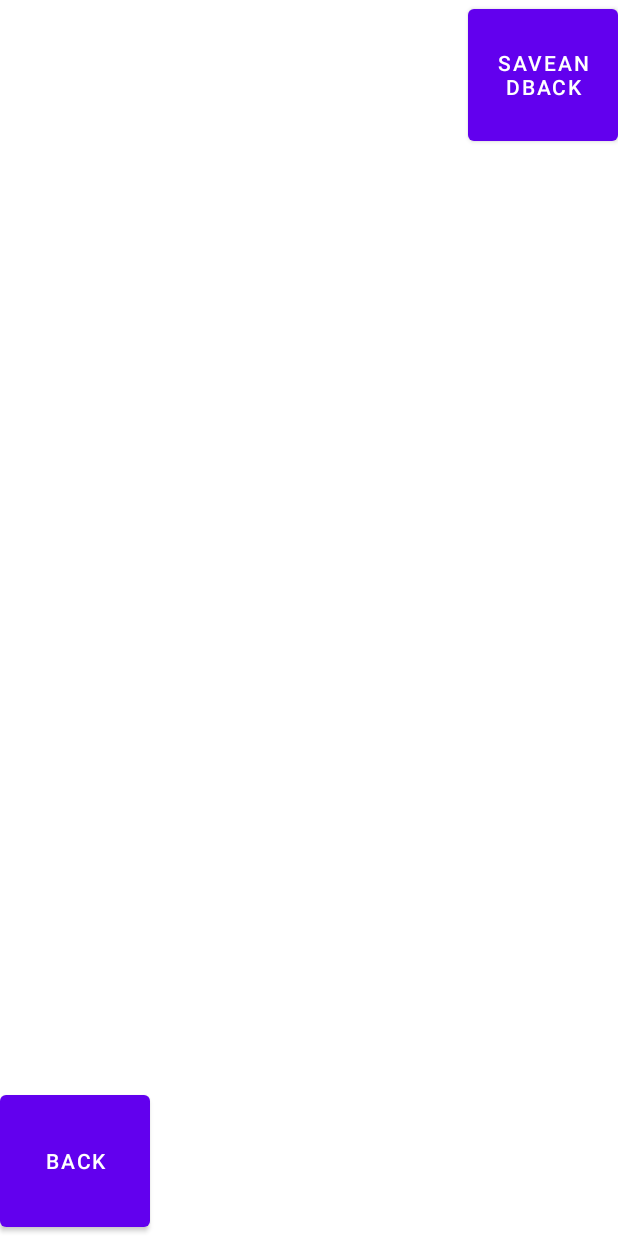
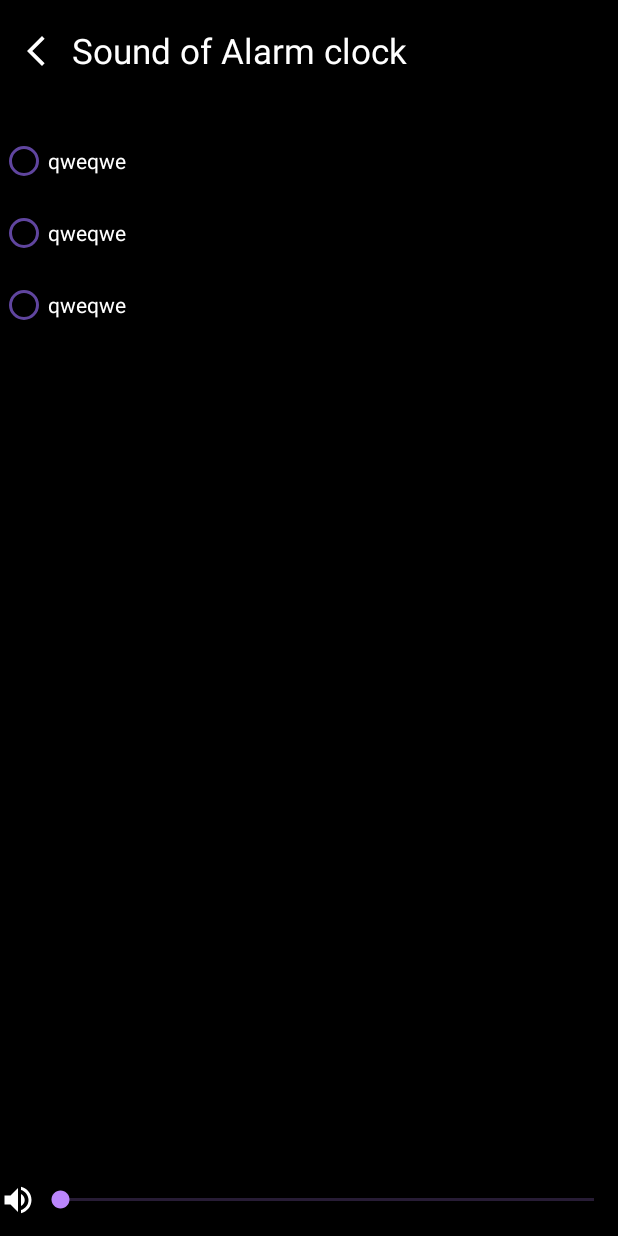
Before and after one commit to pAdre91/AlarmClock_V2, an Android app: the layout fragment_sound_settings.xml on its own in the app's theme, with its tools: preview values and no code run, on a phone screen of 412 x 824 dp. Run offline under Robolectric (Android 15) with nearby library versions, the phone set to English and light mode, and no system bars.

Commit message:
sound settings ui added

```diff
--- a/app/src/main/java/com/example/alarmclockv2/ui/screens/SoundSettingsFragment.kt
+++ b/app/src/main/java/com/example/alarmclockv2/ui/screens/SoundSettingsFragment.kt
@@ -24,9 +24,5 @@ class SoundSettingsFragment : Fragment(R.layout.fragment_sound_settings)
         binding.goBack.setOnClickListener {
             findNavController().navigate(R.id.action_soundSettingsFragment_to_alarmInfoFragment)
         }
-
-        binding.saveAndBack.setOnClickListener {
-
-        }
     }
 }
--- /dev/null
+++ b/app/src/main/res/drawable/ic_baseline_arrow_back_24.xml
@@ -0,0 +1,5 @@
+<vector android:height="24dp" android:tint="#FFFFFF"
+    android:viewportHeight="24" android:viewportWidth="24"
+    android:width="24dp" xmlns:android="http://schemas.android.com/apk/res/android">
+    <path android:fillColor="@android:color/white" android:pathData="M17.77,3.77l-1.77,-1.77l-10,10l10,10l1.77,-1.77l-8.23,-8.23z"/>
+</vector>
--- /dev/null
+++ b/app/src/main/res/drawable/ic_baseline_volume_24.xml
@@ -0,0 +1,5 @@
+<vector android:height="24dp" android:tint="#FFFFFF"
+    android:viewportHeight="24" android:viewportWidth="24"
+    android:width="24dp" xmlns:android="http://schemas.android.com/apk/res/android">
+    <path android:fillColor="@android:color/white" android:pathData="M3,9v6h4l5,5L12,4L7,9L3,9zM16.5,12c0,-1.77 -1.02,-3.29 -2.5,-4.03v8.05c1.48,-0.73 2.5,-2.25 2.5,-4.02zM14,3.23v2.06c2.89,0.86 5,3.54 5,6.71s-2.11,5.85 -5,6.71v2.06c4.01,-0.91 7,-4.49 7,-8.77s-2.99,-7.86 -7,-8.77z"/>
+</vector>
--- a/app/src/main/res/layout/fragment_sound_settings.xml
+++ b/app/src/main/res/layout/fragment_sound_settings.xml
@@ -5,28 +5,91 @@
     xmlns:tools="http://schemas.android.com/tools"
     tools:context=".ui.screens.SoundSettingsFragment"
     android:layout_width="match_parent"
-    android:layout_height="match_parent">
+    android:layout_height="match_parent"
+    android:background="@color/black"
+    >
 
-    <Button
-        android:id="@+id/goBack"
-        android:layout_width="100dp"
-        android:layout_height="100dp"
+    <LinearLayout
+        android:id="@+id/alarmClockSoundHeader"
+        android:layout_width="match_parent"
+        android:layout_height="wrap_content"
+
+        app:layout_constraintTop_toTopOf="parent"
+        android:orientation="horizontal"
+        android:layout_marginTop="10dp"
+        >
+
+        <!--     #Вынести в отдельный стил кнопки       -->
+        <ImageButton
+            android:id="@+id/goBack"
+            android:layout_width="48dp"
+            android:layout_height="48dp"
+
+            app:layout_constraintTop_toTopOf="parent"
+            app:layout_constraintLeft_toLeftOf="parent"
+            app:layout_constraintRight_toLeftOf="@id/saveAndGoBack"
+
+            android:background="@color/black"
+            android:src="@drawable/ic_baseline_arrow_back_24"
+            />
+        <TextView
+            android:layout_width="match_parent"
+            android:layout_height="match_parent"
+
+            android:gravity="center_vertical"
+
+            android:text="Sound of Alarm clock"
+            android:autoSizeTextType="uniform"
+            android:textColor="@color/white"
+
+            android:layout_weight="1"
+        />
+
+        <View
+            android:layout_width="match_parent"
+            android:layout_height="match_parent"
+            android:layout_weight="1.5"
+            />
+    </LinearLayout>
+
+    <androidx.recyclerview.widget.RecyclerView
+        android:id="@+id/soundsList"
+        android:layout_width="match_parent"
+        android:layout_height="0dp"
+
+        android:layout_marginTop="25dp"
+        app:layout_constraintTop_toBottomOf="@id/alarmClockSoundHeader"
+        app:layout_constraintBottom_toTopOf="@id/soundVolumeContainer"
+        tools:listitem="@layout/sound_item"
+        />
+
+    <LinearLayout
+        android:id="@+id/soundVolumeContainer"
+        android:layout_width="match_parent"
+        android:layout_height="wrap_content"
         app:layout_constraintBottom_toBottomOf="parent"
-        android:text="Back"
+
+        android:orientation="horizontal"
+        >
+
+        <ImageView
+            android:layout_width="24dp"
+            android:layout_height="48dp"
+
+            android:src="@drawable/ic_baseline_volume_24"
+            />
+
+        <SeekBar
+            android:id="@+id/soundVolumeBar"
+            android:layout_width="match_parent"
+            android:layout_height="match_parent"
+            android:layout_gravity="center_vertical"
 
 
-        tools:ignore="MissingConstraints" />
+            android:thumbTint="@color/purple_200"
+            android:progressTint="@color/purple_200"
 
-
-    <Button
-        android:id="@+id/saveAndBack"
-        android:layout_width="100dp"
-        android:layout_height="100dp"
-        app:layout_constraintRight_toRightOf="parent"
-        android:text="saveAndBack"
-
-
-        tools:ignore="MissingConstraints" />
-
-
+            android:progressBackgroundTint="@color/purple_200_alpha"
+            />
+    </LinearLayout>
 </androidx.constraintlayout.widget.ConstraintLayout>
--- /dev/null
+++ b/app/src/main/res/layout/sound_item.xml
@@ -0,0 +1,10 @@
+<?xml version="1.0" encoding="utf-8"?>
+<RadioButton
+    xmlns:android="http://schemas.android.com/apk/res/android"
+    android:layout_width="match_parent"
+    android:layout_height="wrap_content"
+    android:textColor="@color/white"
+    android:buttonTint="@color/purple_350"
+    android:text="qweqwe"
+    >
+</RadioButton>
--- a/app/src/main/res/values/colors.xml
+++ b/app/src/main/res/values/colors.xml
@@ -1,6 +1,7 @@
 <?xml version="1.0" encoding="utf-8"?>
 <resources>
     <color name="purple_200">#FFBB86FC</color>
+    <color name="purple_200_alpha">#CDBB86FC</color>
     <color name="purple_350">#FF60459F</color>
     <color name="purple_500">#FF6200EE</color>
     <color name="purple_700">#FF3700B3</color>
```
Also changed, not shown: app/src/main/res/layout/fragment_alarm_info.xml (+0 -21 lines).
